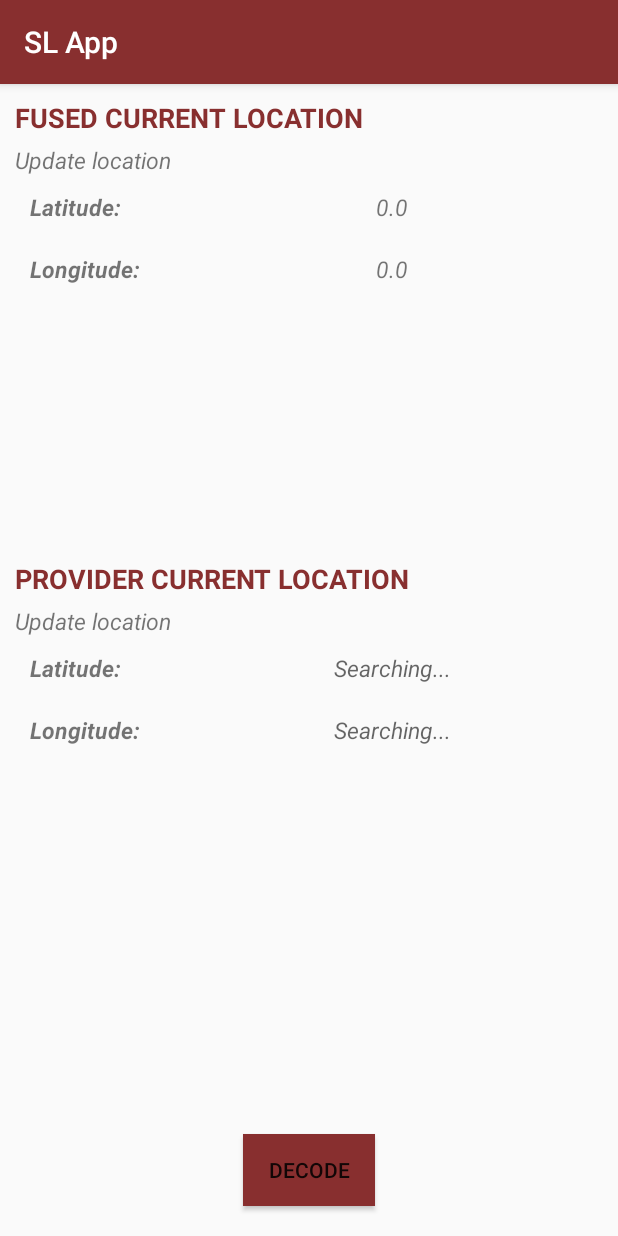
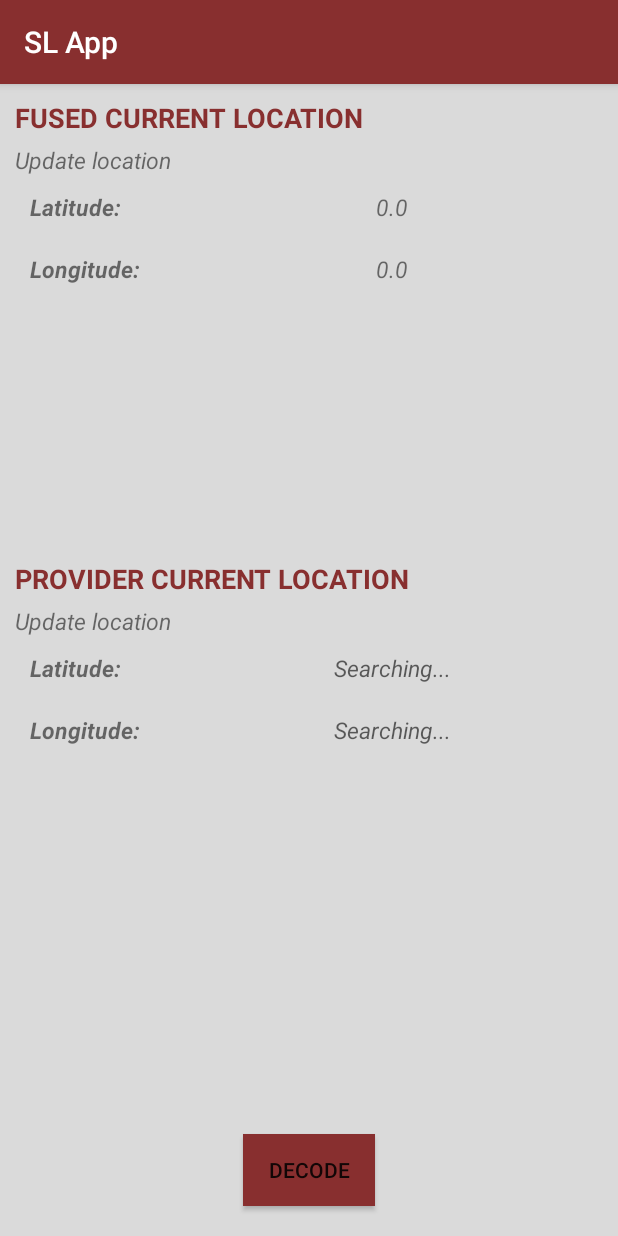
Before and after one commit to RodrigoPulidoG/Search_Location, an Android app: the screen it shows after launch (MainActivity), on a phone screen of 412 x 824 dp. Run offline under Robolectric (Android 15) with nearby library versions, the phone set to English and light mode, and no system bars; 2 statements that could not run were skipped.

Commit message:
change color main activity

```diff
--- a/SearchLocationApp/app/src/main/res/layout/activity_main.xml
+++ b/SearchLocationApp/app/src/main/res/layout/activity_main.xml
@@ -3,6 +3,7 @@
     xmlns:android="http://schemas.android.com/apk/res/android"
     xmlns:app="http://schemas.android.com/apk/res-auto"
     xmlns:tools="http://schemas.android.com/tools"
+    android:background="#DADADA"
     android:layout_width="match_parent"
     android:layout_height="match_parent"
     tools:context=".MainActivity">
```
